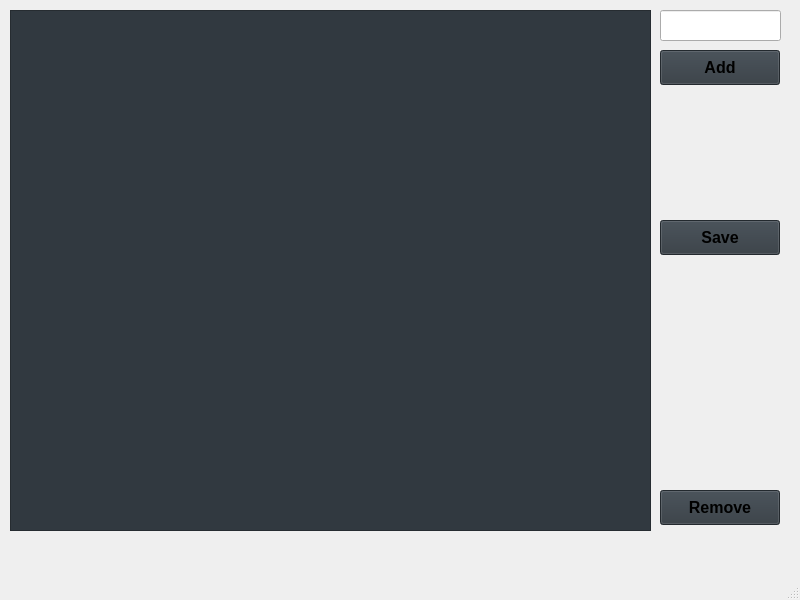
This is list.ui in GuilhermeAnselmi/QTList as Qt 5 draws it before an edit. The edited form follows.
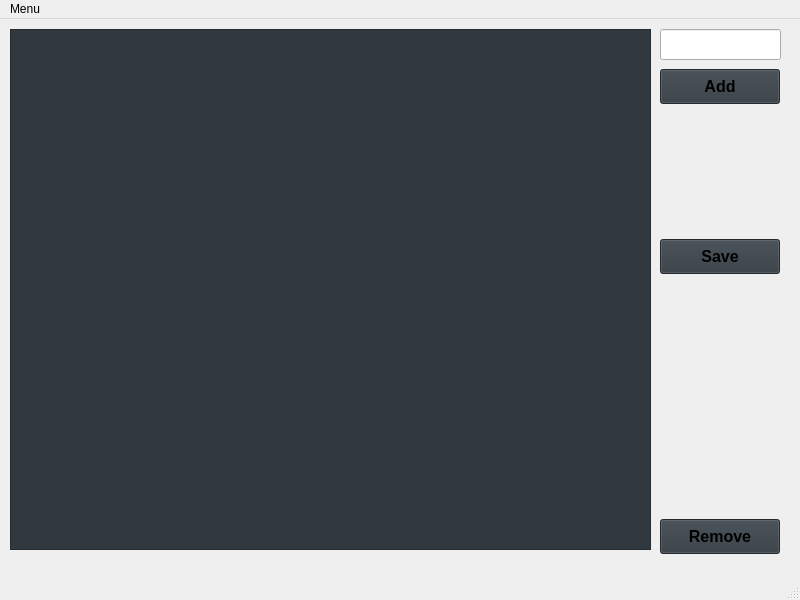
This is the edited form.

```diff
--- a/list.ui
+++ b/list.ui
@@ -71,7 +71,7 @@
     <property name="geometry">
      <rect>
       <x>660</x>
-      <y>490</y>
+      <y>500</y>
       <width>120</width>
       <height>35</height>
      </rect>
@@ -159,6 +159,13 @@
      <height>33</height>
     </rect>
    </property>
+   <widget class="QMenu" name="menuMenu">
+    <property name="title">
+     <string>Menu</string>
+    </property>
+    <addaction name="actionConfiguration"/>
+   </widget>
+   <addaction name="menuMenu"/>
   </widget>
   <widget class="QStatusBar" name="statusbar"/>
  </widget>
```
Left out of the diff: 5 changed lines with no effect on the pictures.
